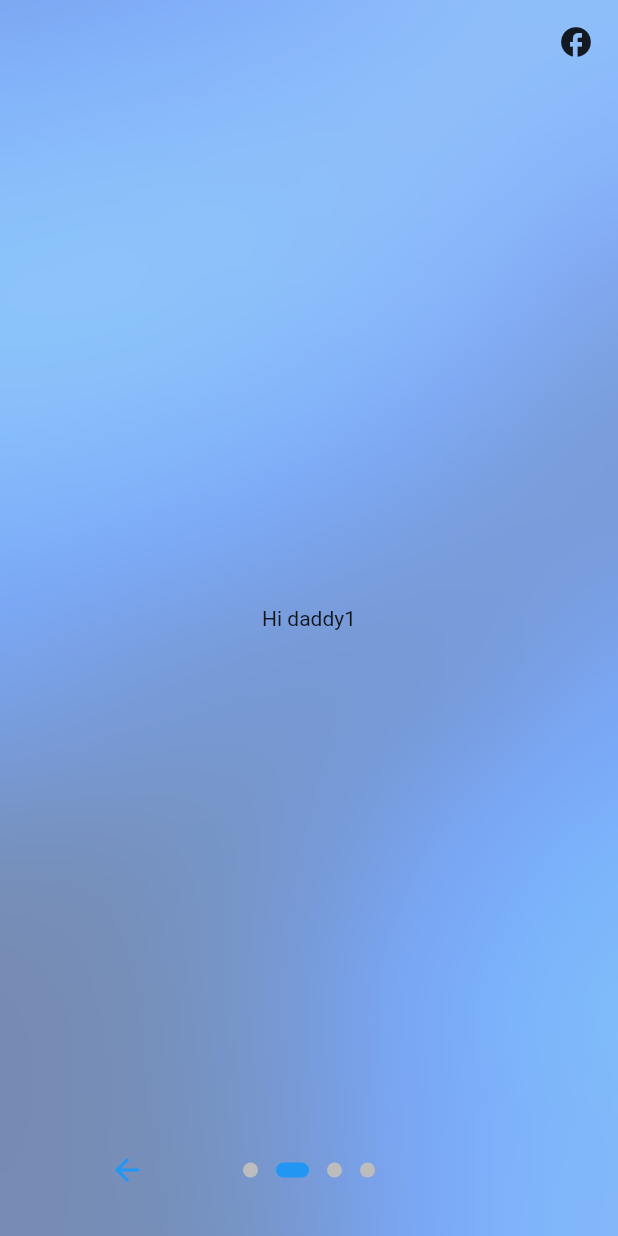
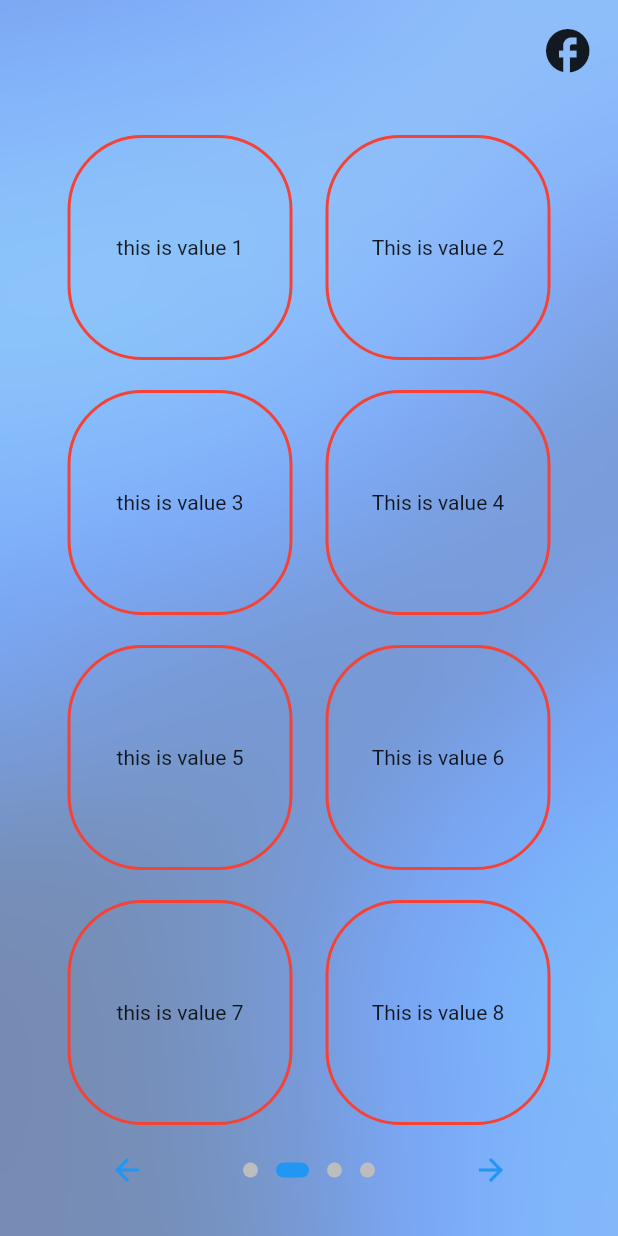
Before and after one commit to Sadoun-Jr/Technician-App, a Flutter app: the screen it shows after launch, swiped to page 2, on a phone screen of 412 x 824 dp. Run offline on Flutter 3.47's test engine with Material 2 defaults, Android fonts, the light colour scheme and no system bars; drawn by our look-alikes of introduction_screen.

Commit message:
added select category layout

```diff
--- a/lib/layouts/select priority.dart
+++ b/lib/layouts/select priority.dart
@@ -28,6 +28,8 @@ class OnBoardingPage extends StatefulWidget {
 }
 
 var prioritySelected = false;
+var isNextButtonVisible = false;
+var isCategoryChosen = false;
 
 class _OnBoardingPageState extends State<OnBoardingPage> {
   final introKey = GlobalKey<IntroductionScreenState>();
@@ -37,17 +39,216 @@ class _OnBoardingPageState extends State<OnBoardingPage> {
   }
 
   void turnOnPrioritySelected() {
-    setState(() => prioritySelected = true);
+    isNextButtonVisible = true;
+    setState(
+      () => prioritySelected = true,
+    );
+  }
+
+  void categorySelected() {
+    isNextButtonVisible = true;
+    setState(() => isCategoryChosen = true);
+  }
+
+  void switchNextButtonVisibility(bool visibile) {
+    if (visibile){
+      isNextButtonVisible = true;
+    } else {
+      isNextButtonVisible = false;
+    }
+    setState(() => isCategoryChosen = true);
+  }
+
+  Widget _buildFullscreenImage() {
+    return Image.asset(
+      'assets/fullscreen.jpg',
+      fit: BoxFit.cover,
+      height: double.infinity,
+      width: double.infinity,
+      alignment: Alignment.center,
+    );
+  }
+
+  Widget _buildImage(String assetName, [double width = 350]) {
+    return Image.asset('assets/$assetName', width: width);
+  }
+
+  //use the library read me as a reference
+  //https://pub.dev/packages/introduction_screen
+  @override
+  Widget build(BuildContext context) {
+    const bodyStyle = TextStyle(fontSize: 19.0);
+    return Scaffold(
+      resizeToAvoidBottomInset: false,
+      body: Stack(children: [
+        Image.asset(
+          "assets/blurred_login.png",
+          fit: BoxFit.cover,
+          height: double.infinity,
+          width: double.infinity,
+          alignment: Alignment.center,
+        ),
+        IntroductionScreen(
+          key: introKey,
+          globalBackgroundColor: Colors.transparent,
+          globalHeader: Align(
+            alignment: Alignment.topRight,
+            child: SafeArea(
+              child: Padding(
+                padding: const EdgeInsets.only(top: 16, right: 16),
+                child: (
+
+                    //TODO: make this a progress button ...?
+                    Icon(
+                  prioritySelected ? Icons.add : Icons.facebook,
+                  size: 35,
+                )),
+              ),
+            ),
+          ),
+
+          rawPages: [
+            selectEmergencyOnboarding(),
+            selectCategoryOnboarding(),
+            Container(
+                child: Center(
+              child: Text("Hi dad dy22"),
+            )),
+            Container(
+                child: Center(
+              child: Text("Hi daddy3 ?"),
+            ))
+          ],
+          onDone: () => _onIntroEnd(context),
+          //onSkip: () => _onIntroEnd(context), // You can override onSkip callback
+          skipOrBackFlex: 1,
+
+          //prevent scrolling by swiping
+          // freeze: true,
+
+          isProgressTap: false,
+          showNextButton: true,
+          showSkipButton: false,
+          freeze: true,
+          showBackButton: true,
+          // onChange: (page) {
+          //   setState(() => isNextButtonVisible = false);
+          // },
+
+          // showNextButton: false,
+          // rtl: true, // Display as right-to-left
+          back: const Icon(Icons.arrow_back),
+          skip: const Text('Skip', style: TextStyle(fontWeight: FontWeight.w600)),
+          next: Icon(
+            Icons.arrow_forward,
+          ),
+
+          done: const Text('Done', style: TextStyle(fontWeight: FontWeight.w600)),
+          curve: Curves.fastLinearToSlowEaseIn,
+          controlsMargin: const EdgeInsets.all(16),
+          controlsPadding: kIsWeb
+              ? const EdgeInsets.all(12.0)
+              : const EdgeInsets.fromLTRB(8.0, 4.0, 8.0, 4.0),
+          dotsDecorator: DotsDecorator(
+            size: Size(10.0, 10.0),
+            color: Color(0xFFBDBDBD),
+            activeSize: Size(22.0, 10.0),
+            activeShape: RoundedRectangleBorder(
+              borderRadius: BorderRadius.all(Radius.circular(25.0)),
+            ),
+          ),
+          dotsContainerDecorator: const ShapeDecoration(
+            color: Colors.transparent,
+            shape: RoundedRectangleBorder(
+              borderRadius: BorderRadius.all(Radius.circular(8.0)),
+            ),
+          ),
+        ),
+      ]),
+    );
+  }
+
+  int _value = -1;
+
+  Widget selectCategoryOnboarding() {
+    return Container(
+        margin: EdgeInsets.fromLTRB(40, 80, 40, 60),
+        child: ListView(
+            shrinkWrap: true,
+            physics: ScrollPhysics(),
+            children: <Widget>[
+              categoryItemRow(1, "this is value 1", 2, "This is value 2"),
+              categoryItemRow(3, "this is value 3", 4, "This is value 4"),
+              categoryItemRow(5, "this is value 5", 6, "This is value 6"),
+              categoryItemRow(7, "this is value 7", 8, "This is value 8"),
+              categoryItemRow(9, "this is value 9", 10, "This is value 10"),
+
+            ]));
+  }
+
+  Widget categoryItemRow(int selectedValueFirst, String textFirst,
+      int selectedValueSecond, String textSecond) {
+    return Container(
+      child: Row(
+        children: [
+          Container(
+            height: 150,
+            width: 150,
+            margin: EdgeInsets.fromLTRB(5, 10, 5, 10),
+            decoration: BoxDecoration(
+                border: Border.all(color: Colors.red, width: 2),
+                borderRadius: BorderRadius.all(Radius.circular(50))),
+            child: InkWell(
+              onTap: () => setState(() => _value = selectedValueFirst),
+              child: Container(
+                height: 56,
+                width: 56,
+                child: Center(child: Text(textFirst)),
+                decoration: BoxDecoration(
+                    color: _value == selectedValueFirst ? Colors.grey : Colors.transparent,
+                    borderRadius: BorderRadius.all(Radius.circular(50))),
+              ),
+            ),
+          ),
+          Spacer(),
+          Container(
+            height: 150,
+            width: 150,
+            margin: EdgeInsets.fromLTRB(5, 10, 5, 10),
+            decoration: BoxDecoration(
+                border: Border.all(color: Colors.red, width: 2),
+                borderRadius: BorderRadius.all(Radius.circular(50))),
+            child: InkWell(
+              onTap: () => setState(() => _value = selectedValueSecond),
+              child: Container(
+                height: 56,
+                width: 56,
+                child: Center(child: Text(textSecond)),
+                decoration: BoxDecoration(
+                    color: _value == selectedValueSecond ? Colors.grey : Colors.transparent,
+                    borderRadius: BorderRadius.all(Radius.circular(50)),
+              ),
+              ),
+            ),
+          ),
+        ],
+      ),
+    );
   }
 
   Widget selectEmergencyOnboarding() {
     return Container(
       margin: EdgeInsets.all(30),
-      child: Column(
-        mainAxisAlignment: MainAxisAlignment.center,
+      child: ListView(
         children: [
-          Text(
-            AppStrings.selectPriorityString,
+          SizedBox(
+            height: 100,
+          ),
+          Align(
+            alignment: Alignment.center,
+            child: Text(
+              AppStrings.selectPriorityString,
+            ),
           ),
           SizedBox(
             height: 100,
@@ -69,151 +270,4 @@ class _OnBoardingPageState extends State<OnBoardingPage> {
       ),
     );
   }
-
-  final pages = [
-    Container(
-      margin: EdgeInsets.all(30),
-      child: Column(
-        mainAxisAlignment: MainAxisAlignment.center,
-        children: [
-          Text(
-            AppStrings.selectPriorityString,
-          ),
-          SizedBox(
-            height: 100,
-          ),
-          FloatingActionButton.extended(
-              backgroundColor: Colors.red,
-              icon: Icon(Icons.emergency),
-              heroTag: 1,
-              onPressed: ()=>{},
-              label: Text(AppStrings.immediately)),
-          SizedBox(height: 20),
-          FloatingActionButton.extended(
-              backgroundColor: Colors.blueGrey,
-              heroTag: 2,
-              icon: Icon(Icons.lock_clock),
-              onPressed: () => {},
-              label: Text(AppStrings.appointment)),
-        ],
-      ),
-    ),
-    Container(
-        child: Center(
-          child: Text("Hi daddy1"),
-        )),
-    Container(
-        child: Center(
-          child: Text("Hi mommy22"),
-        )),
-    Container(
-        child: Center(
-          child: Text("Hi daddy3 ?"),
-        ))
-  ];
-
-  Widget _buildFullscreenImage() {
-    return Image.asset(
-      'assets/fullscreen.jpg',
-      fit: BoxFit.cover,
-      height: double.infinity,
-      width: double.infinity,
-      alignment: Alignment.center,
-    );
-  }
-
-  Widget _buildImage(String assetName, [double width = 350]) {
-    return Image.asset('assets/$assetName', width: width);
-  }
-
-  //use the library read me as a reference
-  //https://pub.dev/packages/introduction_screen
-
-  @override
-  Widget build(BuildContext context) {
-    const bodyStyle = TextStyle(fontSize: 19.0);
-    return Stack(children: [
-      Image.asset(
-        "assets/blurred_login.png",
-        fit: BoxFit.cover,
-        height: double.infinity,
-        width: double.infinity,
-        alignment: Alignment.center,
-      ),
-      IntroductionScreen(
-        key: introKey,
-        globalBackgroundColor: Colors.transparent,
-        globalHeader: Align(
-          alignment: Alignment.topRight,
-          child: SafeArea(
-            child: Padding(
-              padding: const EdgeInsets.only(top: 16, right: 16),
-              child: (Icon(Icons.facebook)),
-            ),
-          ),
-        ),
-
-        rawPages: [
-          selectEmergencyOnboarding(),
-          Container(
-              child: Center(
-            child: Text("Hi daddy1"),
-          )),
-          Container(
-              child: Center(
-            child: Text("Hi dad dy22"),
-          )),
-          Container(
-              child: Center(
-            child: Text("Hi daddy3 ?"),
-          ))
-        ],
-        onDone: () => _onIntroEnd(context),
-        //onSkip: () => _onIntroEnd(context), // You can override onSkip callback
-        skipOrBackFlex: 1,
-
-        //prevent scrolling by swiping
-        // freeze: true,
-
-        isProgressTap: false,
-        showNextButton: prioritySelected,
-        showSkipButton: false,
-        freeze: true,
-        showBackButton: true,
-        onChange: (page) {
-        },
-        // showNextButton: false,
-        // rtl: true, // Display as right-to-left
-        back: const Icon(Icons.arrow_back),
-        skip: const Text('Skip', style: TextStyle(fontWeight: FontWeight.w600)),
-
-        next: Icon(Icons.arrow_forward,
-
-        ),
-
-        done: const Text('Done', style: TextStyle(fontWeight: FontWeight.w600)),
-        curve: Curves.fastLinearToSlowEaseIn,
-        controlsMargin: const EdgeInsets.all(16),
-        controlsPadding: kIsWeb
-            ? const EdgeInsets.all(12.0)
-            : const EdgeInsets.fromLTRB(8.0, 4.0, 8.0, 4.0),
-        dotsDecorator:  DotsDecorator(
-          size: Size(10.0, 10.0),
-          color: Color(0xFFBDBDBD),
-          activeSize: Size(22.0, 10.0),
-          activeShape: RoundedRectangleBorder(
-            borderRadius: BorderRadius.all(Radius.circular(25.0)),
-          ),
-        ),
-        dotsContainerDecorator: const ShapeDecoration(
-          color: Colors.transparent,
-          shape: RoundedRectangleBorder(
-            borderRadius: BorderRadius.all(Radius.circular(8.0)),
-          ),
-        ),
-      ),
-    ]);
-  }
-
-
 }
```
Also changed, not shown: 1 other file.
